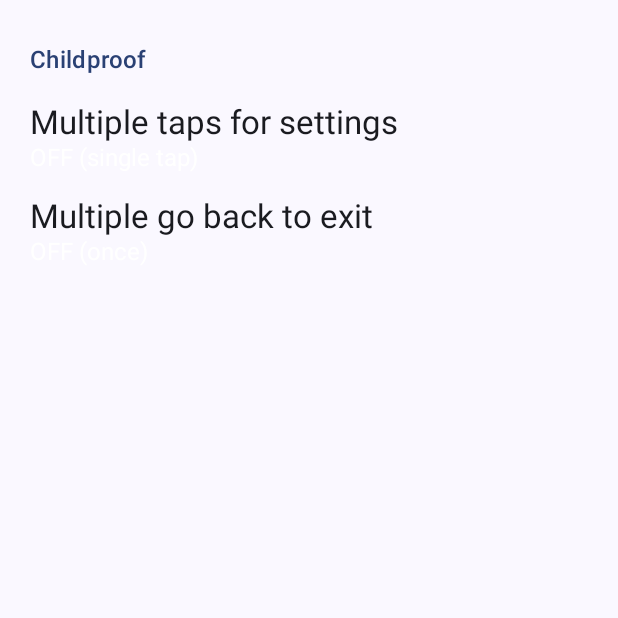
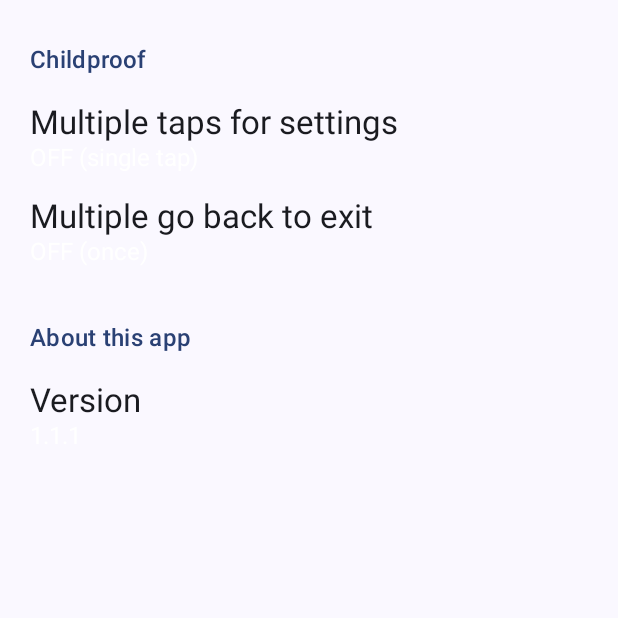
Before and after one commit to usuiat/ViewOnlyViewer, an Android app built with Jetpack Compose: the composable SettingsList shown on its own in the app's theme, on a phone screen of 412 x 824 dp, the top half of it. Run offline under Robolectric (Android 15) with nearby library versions, the phone set to English and light mode, and no system bars; our stand-ins replace accompanist; 5 statements that could not run were skipped.

Commit message:
Show app version number.

```diff
--- a/app/src/main/java/net/engawapg/app/viewonlyviewer/SettingsScreen.kt
+++ b/app/src/main/java/net/engawapg/app/viewonlyviewer/SettingsScreen.kt
@@ -71,11 +71,12 @@ fun SettingsList() {
     LazyColumn(
         modifier = Modifier.fillMaxWidth()
     ) {
-        item {
-            SettingsHeader(title = stringResource(id = R.string.setting_header_childproof))
-            SettingCellTapCountToOpenSettings()
-            SettingCellMultiGoBack()
-        }
+        item { SettingsHeader(title = stringResource(id = R.string.setting_header_childproof)) }
+        item { SettingCellTapCountToOpenSettings() }
+        item { SettingCellMultiGoBack() }
+
+        item { SettingsHeader(title = stringResource(id = R.string.setting_header_about)) }
+        item { SettingCellVersion() }
     }
 }
 
@@ -169,6 +170,14 @@ fun SettingCellMultiGoBack() {
 }
 
 @Composable
+fun SettingCellVersion() {
+    SettingItemCell(
+        title = stringResource(id = R.string.setting_title_version),
+        value = BuildConfig.VERSION_NAME
+    )
+}
+
+@Composable
 fun SettingItemCell(
     title: String,
     value: String,
--- a/app/src/main/res/values/strings.xml
+++ b/app/src/main/res/values/strings.xml
@@ -25,4 +25,6 @@
     <string name="setting_value_multi_go_back_4">4 times</string>
     <string name="setting_value_multi_go_back_5">5 times</string>
     <string name="message_when_go_back_canceled">Perform back operation %1$d times quickly to exit the app.</string>
+    <string name="setting_header_about">About this app</string>
+    <string name="setting_title_version">Version</string>
 </resources>
```
Also changed, not shown: 1 other file.
